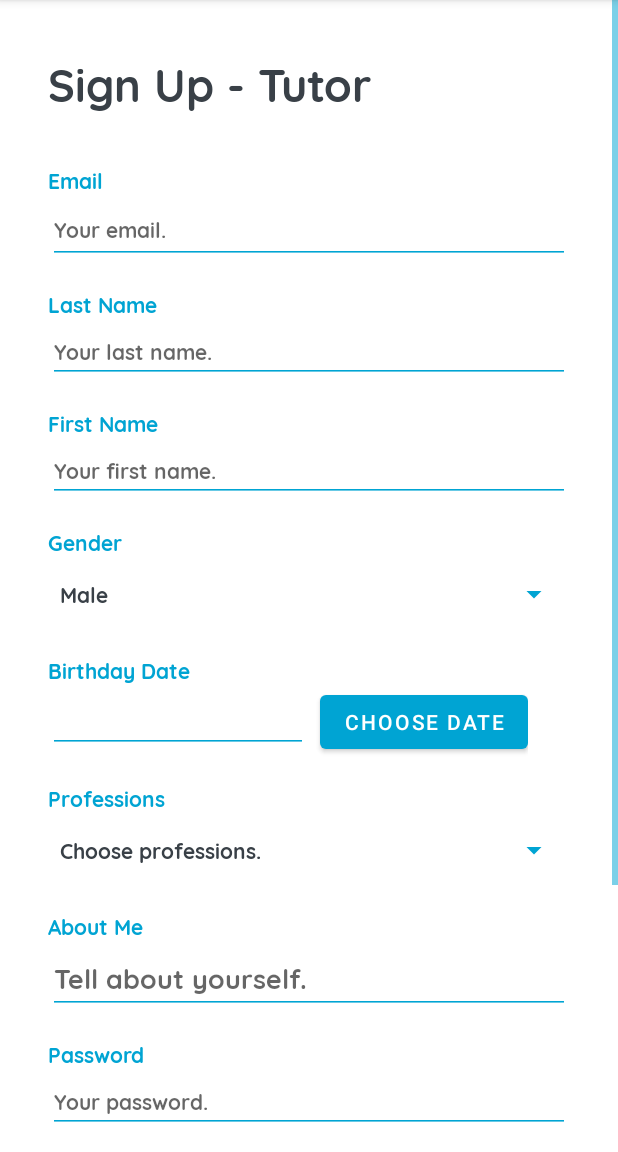
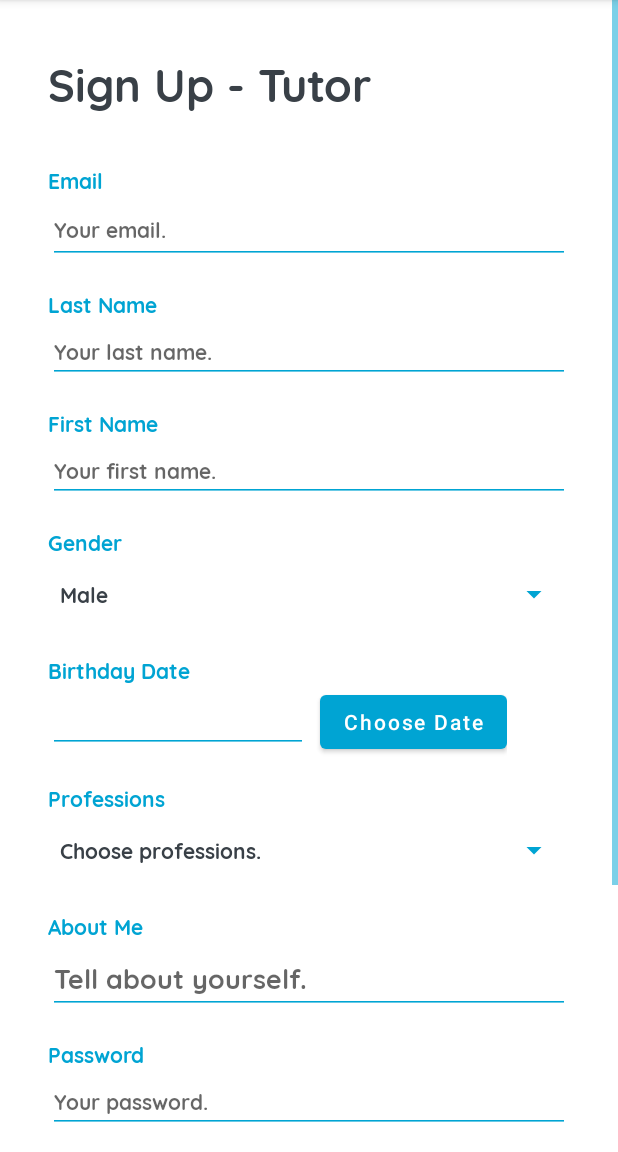
Before and after one commit to mayazadka/SmarTutor, an Android app: the TutorSignUp screen opened through its navigation route, on a phone screen of 412 x 824 dp, the part 84-1236 px from its top. Run offline under Robolectric (Android 15) with nearby library versions, the phone set to English and light mode, and no system bars.

Commit message:
Color & Font - sign in and sign up pages

```diff
--- a/app/src/main/res/layout/fragment_sign_in.xml
+++ b/app/src/main/res/layout/fragment_sign_in.xml
@@ -146,6 +146,7 @@
             android:id="@+id/signIn_tutor_rb"
             android:layout_width="wrap_content"
             android:layout_height="wrap_content"
+            android:layout_marginStart="16dp"
             android:fontFamily="@font/quicksand_bold"
             android:text="Tutor"
             android:textColor="?android:attr/textColorPrimary"
--- a/app/src/main/res/layout/fragment_tutor_sign_up.xml
+++ b/app/src/main/res/layout/fragment_tutor_sign_up.xml
@@ -30,7 +30,7 @@
                 android:layout_marginEnd="32dp"
                 android:fontFamily="@font/quicksand_bold"
                 android:text="Sign Up - Tutor"
-                android:textColor="@color/dark_gray"
+                android:textColor="?android:attr/textColorPrimary"
                 android:textSize="@dimen/title_size" />
 
             <TextView
@@ -41,7 +41,7 @@
                 android:layout_marginTop="32dp"
                 android:fontFamily="@font/quicksand_bold"
                 android:text="Email"
-                android:textColor="@color/cyan"
+                android:textColor="?android:attr/textColorSecondary"
                 android:textSize="@dimen/text_size" />
 
             <EditText
@@ -54,6 +54,7 @@
                 android:fontFamily="@font/quicksand_bold"
                 android:hint="Your email."
                 android:inputType="textPersonName"
+                android:textColor="?android:attr/textColorPrimary"
                 android:textSize="@dimen/text_size" />
 
             <TextView
@@ -65,7 +66,7 @@
                 android:layout_marginEnd="32dp"
                 android:fontFamily="@font/quicksand_bold"
                 android:text="Last Name"
-                android:textColor="@color/cyan"
+                android:textColor="?android:attr/textColorSecondary"
                 android:textSize="@dimen/text_size" />
 
             <EditText
@@ -78,6 +79,7 @@
                 android:fontFamily="@font/quicksand_bold"
                 android:hint="Your last name."
                 android:inputType="textPersonName"
+                android:textColor="?android:attr/textColorPrimary"
                 android:textSize="@dimen/text_size" />
 
             <TextView
@@ -89,7 +91,7 @@
                 android:layout_marginEnd="32dp"
                 android:fontFamily="@font/quicksand_bold"
                 android:text="First Name"
-                android:textColor="@color/cyan"
+                android:textColor="?android:attr/textColorSecondary"
                 android:textSize="@dimen/text_size" />
 
             <EditText
@@ -102,6 +104,7 @@
                 android:fontFamily="@font/quicksand_bold"
                 android:hint="Your first name."
                 android:inputType="textPersonName"
+                android:textColor="?android:attr/textColorPrimary"
                 android:textSize="@dimen/text_size" />
 
             <TextView
@@ -113,7 +116,7 @@
                 android:layout_marginEnd="32dp"
                 android:fontFamily="@font/quicksand_bold"
                 android:text="Gender"
-                android:textColor="@color/cyan"
+                android:textColor="?android:attr/textColorSecondary"
                 android:textSize="@dimen/text_size" />
 
             <Spinner
@@ -133,7 +136,7 @@
                 android:layout_marginEnd="32dp"
                 android:fontFamily="@font/quicksand_bold"
                 android:text="Birthday Date"
-                android:textColor="@color/cyan"
+                android:textColor="?android:attr/textColorSecondary"
                 android:textSize="@dimen/text_size" />
 
             <LinearLayout
@@ -151,6 +154,7 @@
                     android:enabled="false"
                     android:fontFamily="@font/quicksand_bold"
                     android:inputType="date"
+                    android:textColor="?android:attr/textColorPrimary"
                     android:textSize="@dimen/text_size" />
 
                 <Button
@@ -159,7 +163,8 @@
                     android:layout_height="wrap_content"
                     android:layout_marginStart="8dp"
                     android:layout_weight="1"
-                    android:text="Choose Date" />
+                    android:text="Choose Date"
+                    android:textAllCaps="false" />
             </LinearLayout>
 
             <TextView
@@ -171,7 +176,7 @@
                 android:layout_marginEnd="32dp"
                 android:fontFamily="@font/quicksand_bold"
                 android:text="Professions"
-                android:textColor="@color/cyan"
+                android:textColor="?android:attr/textColorSecondary"
                 android:textSize="@dimen/text_size" />
 
             <com.example.smartutor.MultiSpinner
@@ -203,7 +208,8 @@
                 android:fontFamily="@font/quicksand_bold"
                 android:gravity="start|top"
                 android:hint="Tell about yourself."
-                android:inputType="textMultiLine" />
+                android:inputType="textMultiLine"
+                android:textColor="?android:attr/textColorPrimary" />
 
             <TextView
                 android:id="@+id/signUpTutor_password_tv"
@@ -214,7 +220,7 @@
                 android:layout_marginEnd="32dp"
                 android:fontFamily="@font/quicksand_bold"
                 android:text="Password"
-                android:textColor="@color/cyan"
+                android:textColor="?android:attr/textColorSecondary"
                 android:textSize="@dimen/text_size" />
 
             <EditText
@@ -239,7 +245,7 @@
                 android:layout_marginEnd="32dp"
                 android:fontFamily="@font/quicksand_bold"
                 android:text="Confirm Password"
-                android:textColor="@color/cyan"
+                android:textColor="?android:attr/textColorSecondary"
                 android:textSize="@dimen/text_size" />
 
             <EditText
```
